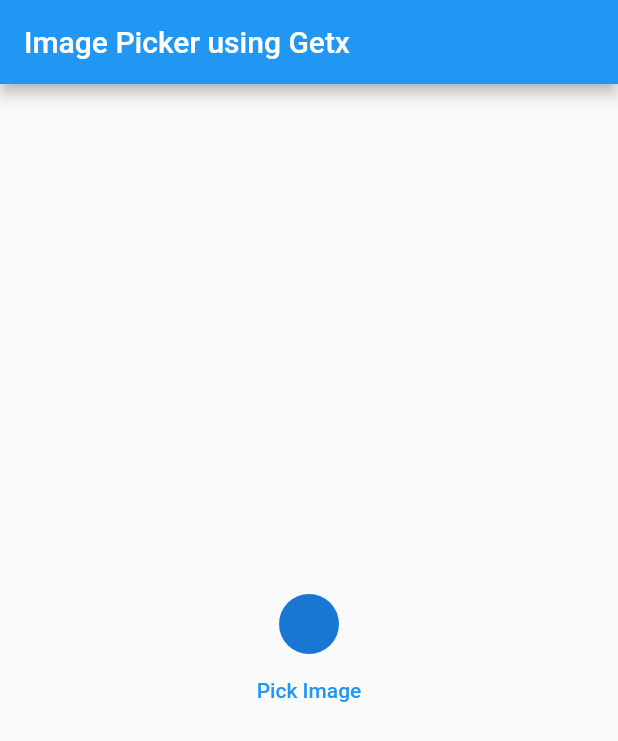
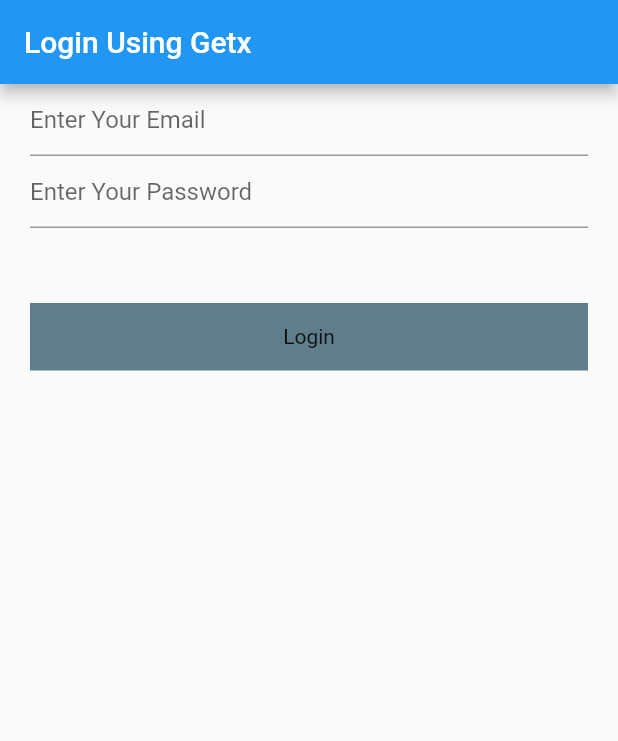
Before and after one commit to Ifte234/GetxWidgets, a Flutter app: the screen it shows after launch, on a phone screen of 412 x 824 dp. Shown: the top 741 px of the screen. Run offline on Flutter 3.47's test engine with Material 2 defaults, Android fonts, the phone set to English and light mode, and no system bars; our stand-ins replace get, image_picker.

Commit message:
Login Completed using APi Completed using Getx

```diff
--- a/lib/ImagePickerGetx/ImagePickerHome.dart
+++ b/lib/ImagePickerGetx/ImagePickerHome.dart
@@ -26,6 +26,7 @@
               crossAxisAlignment: CrossAxisAlignment.center,
               children: [
                 Center(child:CircleAvatar(
+                  radius: 40,
                     backgroundImage: controller1.imagePath.isNotEmpty ?
                     FileImage(File(controller1.imagePath.toString())) :
                     null
--- /dev/null
+++ b/lib/Login/LoginController.dart
@@ -0,0 +1,38 @@
+import 'dart:convert';
+
+import 'package:flutter/cupertino.dart';
+import 'package:get/get.dart';
+import 'package:http/http.dart';
+
+class LoginController extends GetxController{
+   final emailController = TextEditingController().obs;
+   final passwordController = TextEditingController().obs;
+
+   void loginApi()async{
+     try{
+
+       final response =await post(Uri.parse('https://reqres.in/api/login'),
+           body:{
+             'email' : emailController.value.text,
+             'password': passwordController.value.text,
+           });
+       var data =jsonDecode(response.body);
+       print(response.statusCode);
+       print(data);
+
+       if(response.statusCode == 200){
+         Get.snackbar('Login Successful', 'Congratulations');
+
+       }else{
+         Get.snackbar('Login Failed', data['error']);
+       }
+
+
+     }catch(e){
+       Get.snackbar('Exeption', e.toString());
+
+     }
+
+   }
+
+}
--- /dev/null
+++ b/lib/Login/LoginPage.dart
@@ -0,0 +1,52 @@
+import 'package:color_grading_switch/Login/LoginController.dart';
+import 'package:flutter/material.dart';
+import 'package:get/get.dart';
+class LoginPage extends StatefulWidget {
+  const LoginPage({Key? key}) : super(key: key);
+
+  @override
+  State<LoginPage> createState() => _LoginPageState();
+}
+
+class _LoginPageState extends State<LoginPage> {
+  LoginController loginController = Get.put(LoginController());
+  @override
+  Widget build(BuildContext context) {
+    return Scaffold(
+      appBar: AppBar(
+        title: Text('Login Using Getx'),
+      ),
+      body: Padding(
+          padding: EdgeInsets.symmetric(horizontal: 20),
+        child: Column(
+          children: [
+            TextFormField(
+              controller: loginController.emailController.value,
+              decoration: InputDecoration(
+                hintText: 'Enter Your Email'
+              ),
+            ),
+            TextFormField(
+              controller: loginController.passwordController.value,
+              decoration: InputDecoration(
+                  hintText: 'Enter Your Password'
+              ),
+            ),
+            SizedBox(height: 50,),
+            InkWell(
+              onTap: (){
+loginController.loginApi();
+              },
+              child: Container(
+                color: Colors.blueGrey,
+                height: 45,
+                child: Center(child: Text('Login'),),
+              ),
+            )
+
+          ],
+        ),
+      )
+    );
+  }
+}
--- a/lib/main.dart
+++ b/lib/main.dart
@@ -1,3 +1,4 @@
+import 'package:color_grading_switch/Login/LoginPage.dart';
 import 'package:flutter/material.dart';
 import 'package:get/get.dart';
 import 'package:color_grading_switch/Example_switch/Myswitch.dart';
@@ -14,7 +15,8 @@
   @override
   Widget build(BuildContext context) {
     return GetMaterialApp(
-      home: ImagePickerHome(),
+      home: LoginPage(),
+      // home: ImagePickerHome(),
       // home: MarkFavScreen(),
     );
   }
--- a/pubspec.yaml
+++ b/pubspec.yaml
@@ -37,6 +37,7 @@
   cupertino_icons: ^1.0.2
   image_picker:
   get: ^4.6.5
+  http:
 
 dev_dependencies:
   flutter_test:
```
Also changed, not shown: pubspec.lock.
